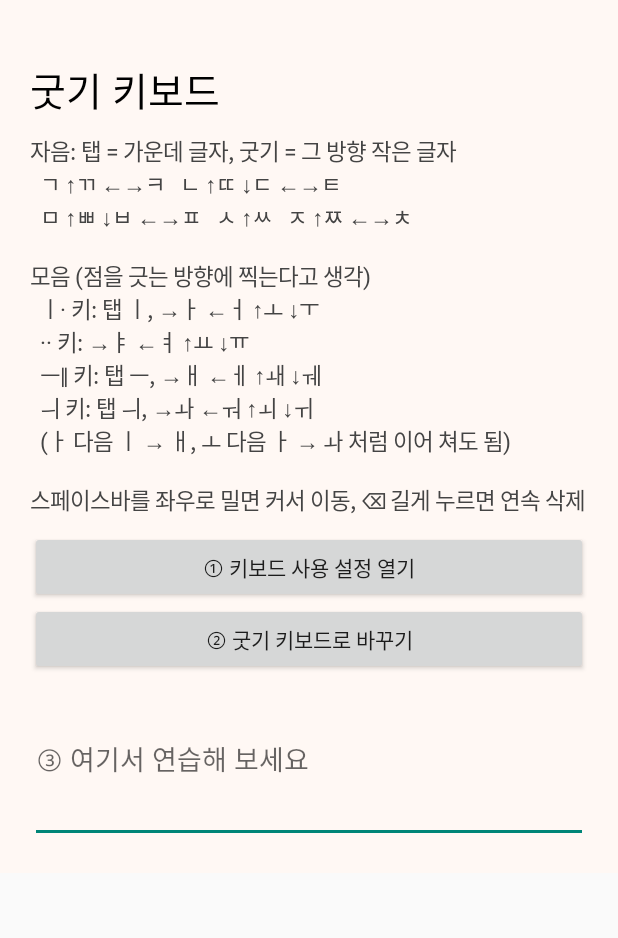
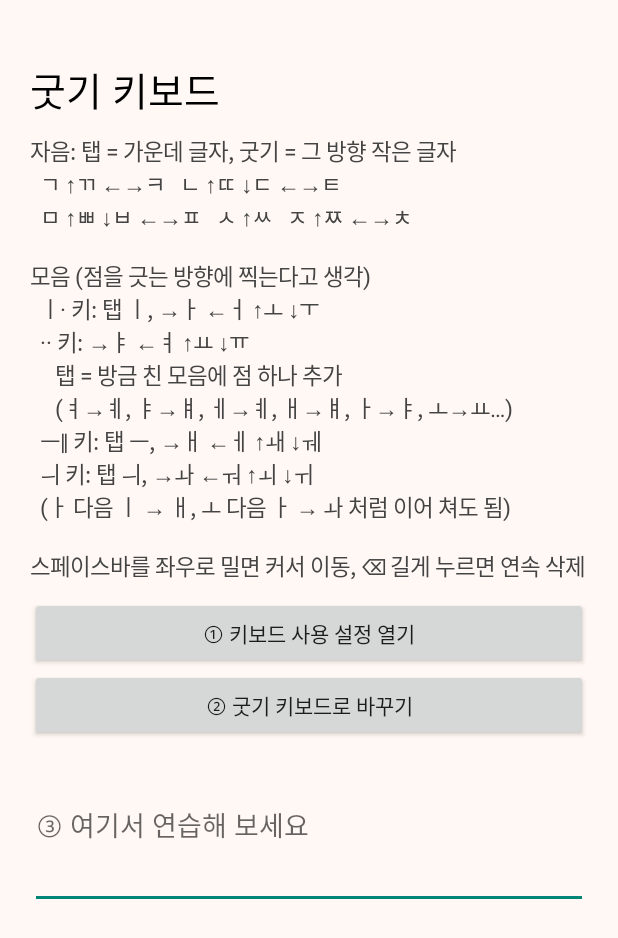
Before and after one commit to lig7oo7-cloud/gutgi-keyboard, an Android app: the screen it shows after launch (MainActivity), on a phone screen of 412 x 824 dp. Shown: the top 938 px of the screen. Run offline under Robolectric (Android 15) with nearby library versions, the phone set to English and light mode, and no system bars.

Commit message:
·· 탭 = 획 추가 (ㅕ→ㅖ, ㅑ→ㅒ, ㅔ→ㅖ, ㅐ→ㅒ, ㅏ→ㅑ 등)
Co-Authored-By: Claude Opus 5.5 <noreply@anthropic.com>
Claude-Session: https://claude.ai/code/session_01D9kRkbuR1zNmbSdEBqAFxT

```diff
--- a/app/src/main/java/com/lig7oo7/gutgi/GutgiIME.java
+++ b/app/src/main/java/com/lig7oo7/gutgi/GutgiIME.java
@@ -102,6 +102,9 @@ public class GutgiIME extends InputMethodService implements KeyboardView.Listene
                     else sendDownUpKeyEvents(KeyEvent.KEYCODE_DEL);
                 }
                 return;
+            case "@STROKE":
+                if (mode == HAN && hc.addStroke()) ic.setComposingText(hc.current(), 1);
+                return;
             case "@ENTER":
                 commitComposing();
                 handleEnter(ic);
--- a/app/src/main/java/com/lig7oo7/gutgi/Layouts.java
+++ b/app/src/main/java/com/lig7oo7/gutgi/Layouts.java
@@ -46,8 +46,8 @@ public class Layouts {
         r.add(row(
                 new KeyDef("ㅈ", "ㅈ").dirs("ㅉ", "~", "ㅊ", "ㅊ").w(2),
                 new KeyDef("ㅎ", "ㅎ").dirs("0", "8", "7", "9").w(2),
-                // 점 둘 모음: →ㅑ ←ㅕ ↑ㅛ ↓ㅠ
-                new KeyDef("··", "").dirs("ㅛ", "ㅠ", "ㅕ", "ㅑ").w(2),
+                // 점 둘 모음: →ㅑ ←ㅕ ↑ㅛ ↓ㅠ, 탭 = 앞 모음에 획 추가 (ㅕ→ㅖ, ㅑ→ㅒ)
+                new KeyDef("··", "@STROKE").dirs("ㅛ", "ㅠ", "ㅕ", "ㅑ").w(2),
                 new KeyDef("/", "/").dirs(":", ";", "@", "").w(1)));
         r.add(row(
                 new KeyDef("?123", "@SYM").w(1).func().noSubs(),
--- a/app/src/main/java/com/lig7oo7/gutgi/MainActivity.java
+++ b/app/src/main/java/com/lig7oo7/gutgi/MainActivity.java
@@ -42,6 +42,8 @@ public class MainActivity extends Activity {
                 "모음 (점을 긋는 방향에 찍는다고 생각)\n" +
                 "  ㅣ· 키: 탭 ㅣ, →ㅏ ←ㅓ ↑ㅗ ↓ㅜ\n" +
                 "  ·· 키: →ㅑ ←ㅕ ↑ㅛ ↓ㅠ\n" +
+                "     탭 = 방금 친 모음에 점 하나 추가\n" +
+                "     (ㅕ→ㅖ, ㅑ→ㅒ, ㅔ→ㅖ, ㅐ→ㅒ, ㅏ→ㅑ, ㅗ→ㅛ…)\n" +
                 "  ㅡ‖ 키: 탭 ㅡ, →ㅐ ←ㅔ ↑ㅙ ↓ㅞ\n" +
                 "  ㅢ 키: 탭 ㅢ, →ㅘ ←ㅝ ↑ㅚ ↓ㅟ\n" +
                 "  (ㅏ 다음 ㅣ → ㅐ, ㅗ 다음 ㅏ → ㅘ 처럼 이어 쳐도 됨)\n\n" +
```
Also changed, not shown: app/src/main/java/com/lig7oo7/gutgi/HangulComposer.java (+12 -0 lines), 1 other file.
